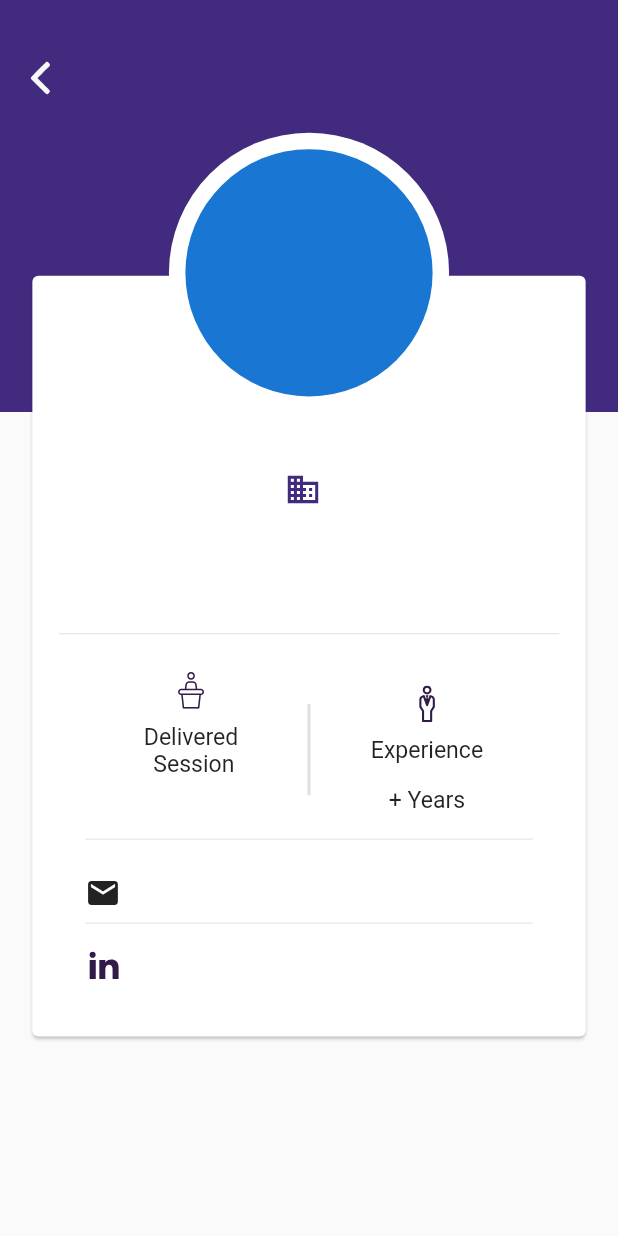
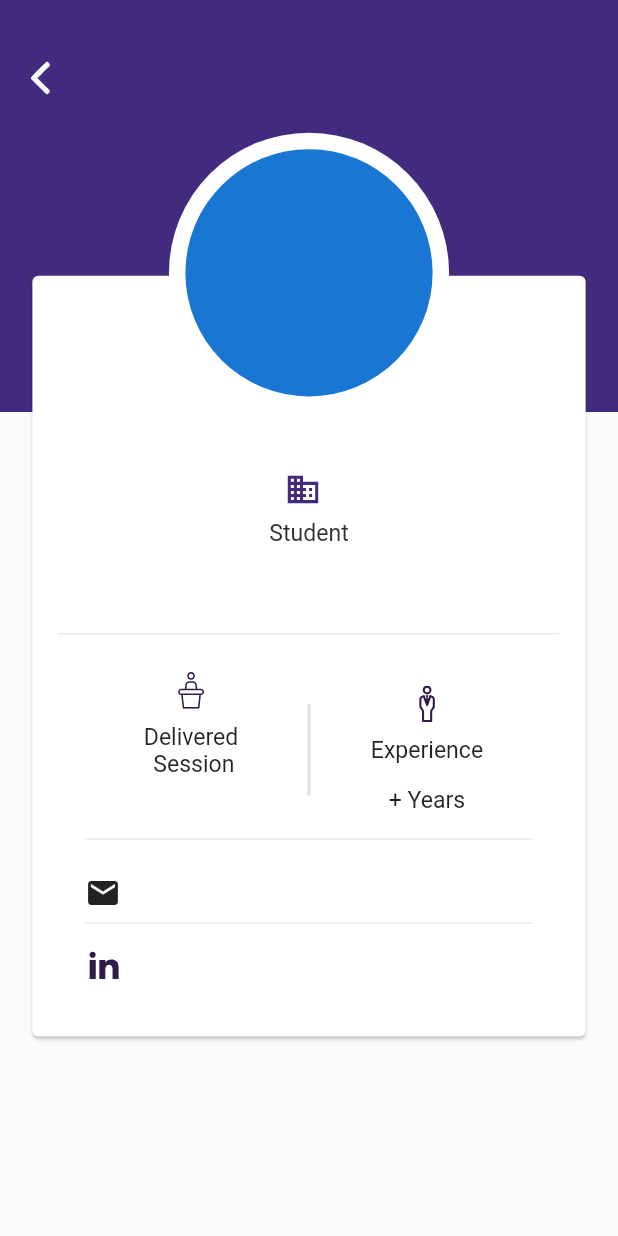
Before and after one commit to NoorAnsari04/Networking_Frontend, a Flutter app: the SpeakerProfile screen opened directly with empty values, on a phone screen of 412 x 824 dp. Run offline on Flutter 3.47's test engine with Material 3 defaults, Android fonts, the phone set to English and light mode, and no system bars; our stand-ins replace cached_network_image, carousel_slider, cloud_firestore, dio, firebase_auth, firebase_core and 14 more; accounts and stored records are empty.

Commit message:
added profession and position of the speaker in speaker card

```diff
--- a/awesomeapp/lib/modules/events/speakers/components/speaker_card_details.dart
+++ b/awesomeapp/lib/modules/events/speakers/components/speaker_card_details.dart
@@ -42,7 +42,9 @@ class SpeakerCardDetails extends StatelessWidget {
                 width: 8,
               ),
               Text(
-                speaker.company!,
+                speaker.userType == 'Student'
+                    ? (speaker.instituteName ?? 'Institute not available')
+                    : (speaker.company ?? 'Company not available'),
                 style: TextStyle(
                   fontSize: 16.sp,
                   color: ColorConstants.company,
@@ -53,7 +55,9 @@ class SpeakerCardDetails extends StatelessWidget {
         ),
         8.height,
         Text(
-          speaker.position!,
+          (speaker.position == null || speaker.position!.trim().isEmpty)
+              ? 'Student'
+              : speaker.position!,
           style: TextStyle(
             fontSize: 14.sp,
             color: ColorConstants.company,
```
